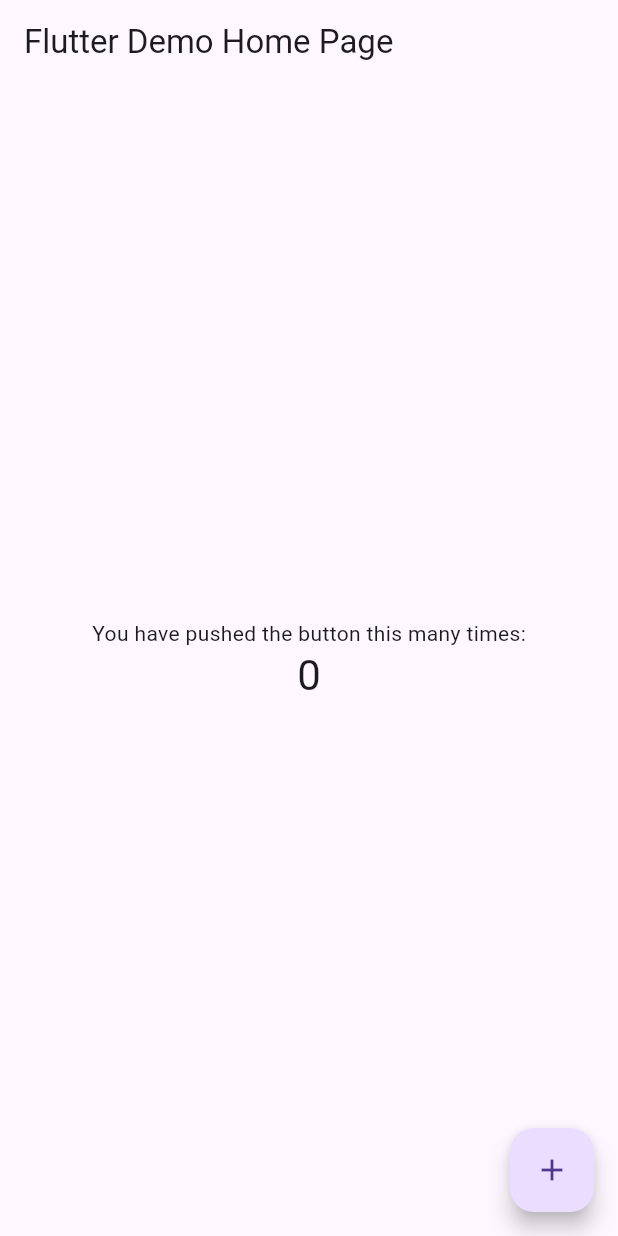
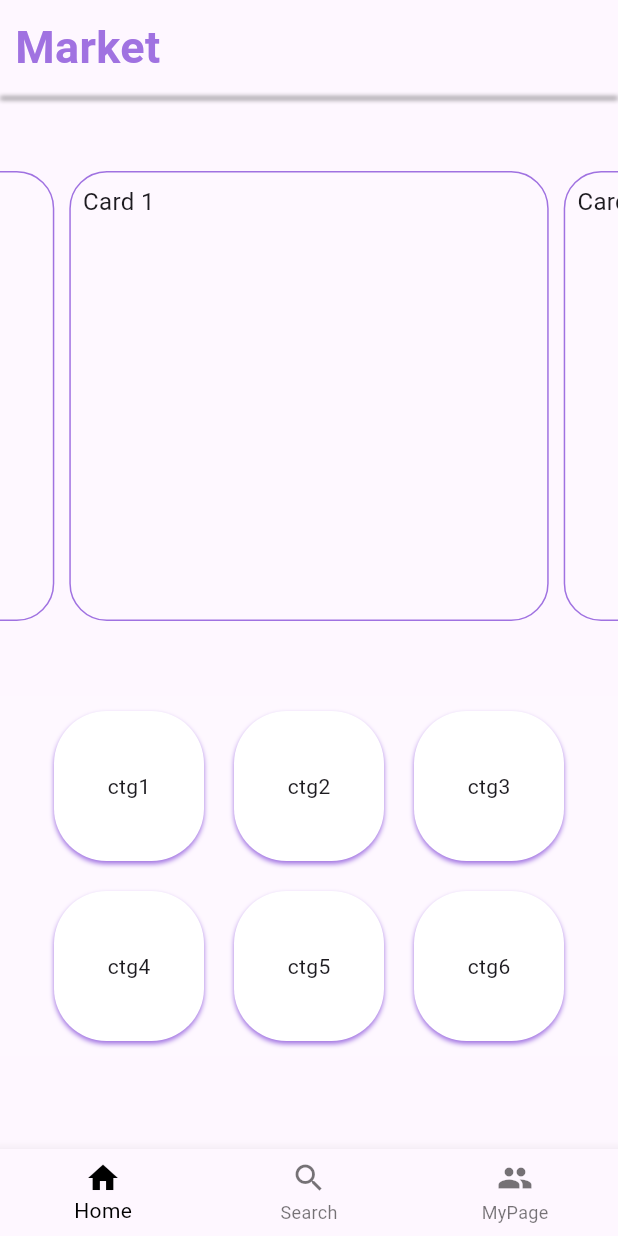
Before and after one commit to devpark435/Flutter_Market_UI, a Flutter app: the screen it shows after launch, on a phone screen of 412 x 824 dp. Run offline on Flutter 3.47's test engine with Material 2 defaults, Android fonts, the light colour scheme and no system bars; drawn by our look-alikes of carousel_slider.

Commit message:
Edit : HomeScreen

```diff
--- /dev/null
+++ b/lib/assets/Palette.dart
@@ -0,0 +1,6 @@
+import 'package:flutter/material.dart';
+
+class Palette {
+  static const headerTextColor = Color.fromARGB(255, 160, 114, 225);
+  static const categoryShadowColor = Color.fromARGB(255, 160, 114, 225);
+}
--- a/lib/main.dart
+++ b/lib/main.dart
@@ -1,4 +1,6 @@
 import 'package:flutter/material.dart';
+import 'screens/Home.dart';
+import 'screens/Search.dart';
 
 void main() {
   runApp(const MyApp());
@@ -11,58 +13,76 @@
   Widget build(BuildContext context) {
     return MaterialApp(
       title: 'Flutter Demo',
+      debugShowCheckedModeBanner: false,
       theme: ThemeData(
         useMaterial3: true,
         primarySwatch: Colors.blue,
       ),
-      home: const MyHomePage(title: 'Flutter Demo Home Page'),
+      home: appBar(),
     );
   }
 }
 
-class MyHomePage extends StatefulWidget {
-  const MyHomePage({super.key, required this.title});
-
-  final String title;
+class appBar extends StatefulWidget {
+  const appBar({super.key});
 
   @override
-  State<MyHomePage> createState() => _MyHomePageState();
+  State<appBar> createState() => _appBarState();
 }
 
-class _MyHomePageState extends State<MyHomePage> {
-  int _counter = 0;
+class _appBarState extends State<appBar> {
+  int _selectedIndex = 0;
+  static const TextStyle optionStyle =
+      TextStyle(fontSize: 30, fontWeight: FontWeight.bold);
 
-  void _incrementCounter() {
+  final List<Widget> _widgetOptions = <Widget>[
+    Home(),
+    Search()
+    // LoginPage(title: "title")
+  ];
+
+  void _onItemTapped(int index) {
     setState(() {
-      _counter++;
+      _selectedIndex = index;
     });
   }
 
   @override
   Widget build(BuildContext context) {
     return Scaffold(
-      appBar: AppBar(
-        title: Text(widget.title),
+      body: SafeArea(
+        child: _widgetOptions.elementAt(_selectedIndex),
       ),
-      body: Center(
-        child: Column(
-          mainAxisAlignment: MainAxisAlignment.center,
-          children: <Widget>[
-            const Text(
-              'You have pushed the button this many times:',
-            ),
-            Text(
-              '$_counter',
-              style: Theme.of(context).textTheme.headline4,
-            ),
-          ],
-        ),
-      ),
-      floatingActionButton: FloatingActionButton(
-        onPressed: _incrementCounter,
-        tooltip: 'Increment',
-        child: const Icon(Icons.add),
+      bottomNavigationBar: BottomNavigationBar(
+        items: const <BottomNavigationBarItem>[
+          BottomNavigationBarItem(
+            icon: Icon(Icons.home),
+            label: 'Home',
+          ),
+          BottomNavigationBarItem(
+            icon: Icon(Icons.search),
+            label: 'Search',
+          ),
+          BottomNavigationBarItem(
+            icon: Icon(Icons.people),
+            label: 'MyPage',
+          ),
+        ],
+        currentIndex: _selectedIndex,
+        selectedItemColor: Colors.black,
+        onTap: _onItemTapped,
       ),
     );
   }
+
+  @override
+  void initState() {
+    //해당 클래스가 호출되었을떄
+    super.initState();
+  }
+
+  @override
+  void dispose() {
+    super.dispose();
+  }
 }
--- /dev/null
+++ b/lib/screens/Home.dart
@@ -0,0 +1,207 @@
+import 'package:flutter/material.dart';
+import 'package:flutter/src/widgets/container.dart';
+import 'package:flutter/src/widgets/framework.dart';
+import 'package:flutter_maket_ui/main.dart';
+import 'Search.dart';
+import 'package:carousel_slider/carousel_slider.dart';
+import '../assets/Palette.dart';
+
+class Home extends StatefulWidget {
+  const Home({super.key});
+
+  @override
+  State<Home> createState() => _HomeState();
+}
+
+class _HomeState extends State<Home> {
+  List<String> marketTitle = ['hi', 'helo'];
+  List<Widget> mainSlider = [
+    Container(
+      width: 350,
+      height: 250,
+    ),
+  ];
+  Widget spaceWidget = SizedBox(
+    height: 50,
+  );
+  @override
+  Widget build(BuildContext context) {
+    return Scaffold(
+      body: SingleChildScrollView(
+        child: Column(children: [
+          Padding(
+            padding: const EdgeInsets.all(10.0),
+            child: Container(
+              alignment: Alignment.topLeft,
+              child: Text(
+                'Market',
+                style: TextStyle(
+                    fontSize: 30,
+                    fontWeight: FontWeight.bold,
+                    color: Palette.headerTextColor),
+              ),
+            ),
+          ),
+          Container(
+            height: 1.0,
+            width: MediaQuery.of(context).size.width * 1,
+            decoration: BoxDecoration(
+              boxShadow: [
+                BoxShadow(
+                  color: Colors.black,
+                  offset: Offset(
+                    0,
+                    2.0,
+                  ),
+                  blurRadius: 2.0,
+                )
+              ],
+            ),
+          ),
+          spaceWidget,
+          // Container(
+          //   width: MediaQuery.of(context).size.width * 1,
+          //   alignment: Alignment.center,
+          //   height: 250.0,
+          //   child: ListView.builder(
+          //       scrollDirection: Axis.horizontal,
+          //       itemCount: mainSlider.length,
+          //       itemBuilder: ((context, index) {
+          //         return Card(
+          //           child: mainSlider[index],
+          //           shadowColor: Colors.black,
+          //         );
+          //       })),
+          // ),
+          CarouselSlider(
+            //Main Slider Widget
+            options: CarouselOptions(height: 300.0),
+            items: [1, 2, 3, 4, 5].map((i) {
+              return Builder(
+                builder: (BuildContext context) {
+                  return Container(
+                      width: MediaQuery.of(context).size.width,
+                      margin: EdgeInsets.symmetric(horizontal: 5.0),
+                      decoration: BoxDecoration(
+                          color: Colors.white10,
+                          border: Border.all(
+                              width: 1, color: Palette.headerTextColor),
+                          borderRadius: BorderRadius.circular(25)),
+                      child: Padding(
+                        padding: const EdgeInsets.all(8.0),
+                        child: Text(
+                          'Card $i',
+                          style: TextStyle(fontSize: 16.0),
+                        ),
+                      ));
+                },
+              );
+            }).toList(),
+          ),
+          spaceWidget,
+          Container(
+            //mainIcon Category Container
+            color: Colors.white10,
+            child: Column(
+              children: [
+                Row(
+                  //firstLine Icons Row
+                  mainAxisAlignment: MainAxisAlignment.center,
+                  children: [
+                    GestureDetector(
+                      child: iconContainer(Colors.white, 'ctg1'),
+                      onTap: () {
+                        Navigator.push(
+                            context,
+                            MaterialPageRoute(
+                                builder: ((context) => Search())));
+                      },
+                    ),
+                    GestureDetector(
+                      child: iconContainer(Colors.white, 'ctg2'),
+                      onTap: () {
+                        Navigator.push(
+                            context,
+                            MaterialPageRoute(
+                                builder: ((context) => Search())));
+                      },
+                    ),
+                    GestureDetector(
+                      child: iconContainer(Colors.white, 'ctg3'),
+                      onTap: () {
+                        Navigator.push(
+                            context,
+                            MaterialPageRoute(
+                                builder: ((context) => Search())));
+                      },
+                    )
+                  ],
+                ),
+                Row(
+                  //secondLine Icons Row
+                  mainAxisAlignment: MainAxisAlignment.center,
+                  children: [
+                    GestureDetector(
+                      child: iconContainer(Colors.white, 'ctg4'),
+                      onTap: () {
+                        Navigator.push(
+                            context,
+                            MaterialPageRoute(
+                                builder: ((context) => Search())));
+                      },
+                    ),
+                    GestureDetector(
+                      child: iconContainer(Colors.white, 'ctg5'),
+                      onTap: () {
+                        Navigator.push(
+                            context,
+                            MaterialPageRoute(
+                                builder: ((context) => Search())));
+                      },
+                    ),
+                    GestureDetector(
+                      child: iconContainer(Colors.white, 'ctg6'),
+                      onTap: () {
+                        Navigator.push(
+                            context,
+                            MaterialPageRoute(
+                                builder: ((context) => Search())));
+                      },
+                    )
+                  ],
+                ),
+              ],
+            ),
+          )
+        ]),
+      ),
+    );
+  }
+}
+
+Widget iconContainer(color, text) {
+  //홈 카테고리 위젯 버튼
+  return Padding(
+    padding: const EdgeInsets.all(10.0),
+    child: Container(
+      alignment: Alignment.center,
+      height: 100,
+      width: 100,
+      decoration: BoxDecoration(
+        color: color,
+        borderRadius: BorderRadius.circular(35),
+        boxShadow: [
+          BoxShadow(
+            color: Palette.categoryShadowColor,
+            offset: Offset(
+              0,
+              2.0,
+            ),
+            blurRadius: 2.0,
+          )
+        ],
+      ),
+      child: Text(text),
+    ),
+  );
+}
--- a/pubspec.yaml
+++ b/pubspec.yaml
@@ -36,6 +36,7 @@
   # The following adds the Cupertino Icons font to your application.
   # Use with the CupertinoIcons class for iOS style icons.
   cupertino_icons: ^1.0.2
+  carousel_slider: ^4.1.1
 
 dev_dependencies:
   flutter_test:
```
Also changed, not shown: lib/screens/Search.dart (added, +56 -0 lines), pubspec.lock.
